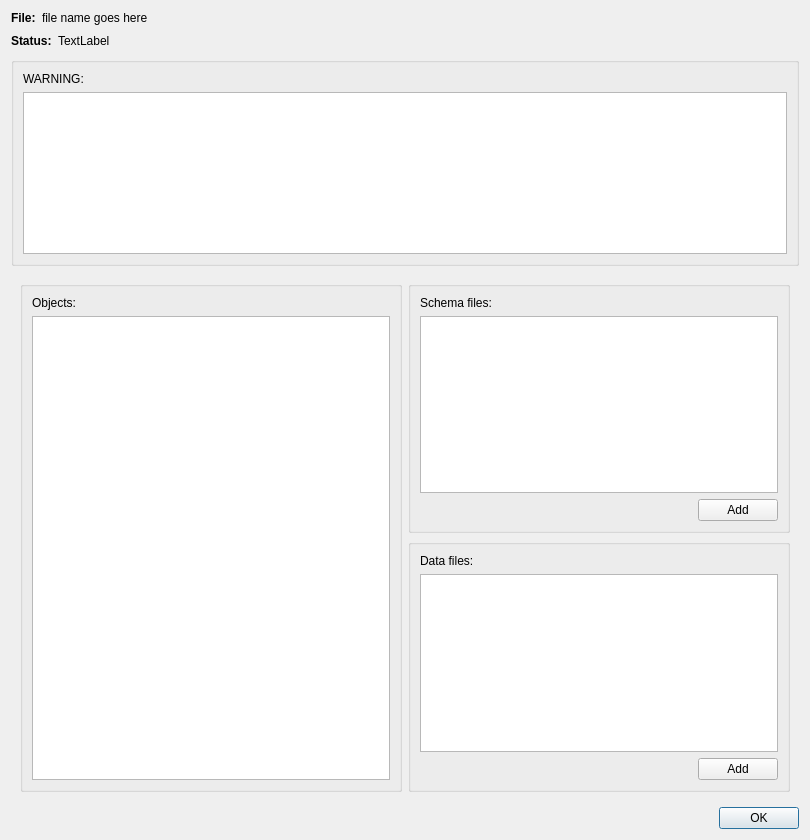
Qt form ui/FileInfo.ui (DUNE-DAQ/dbe) before a commit.
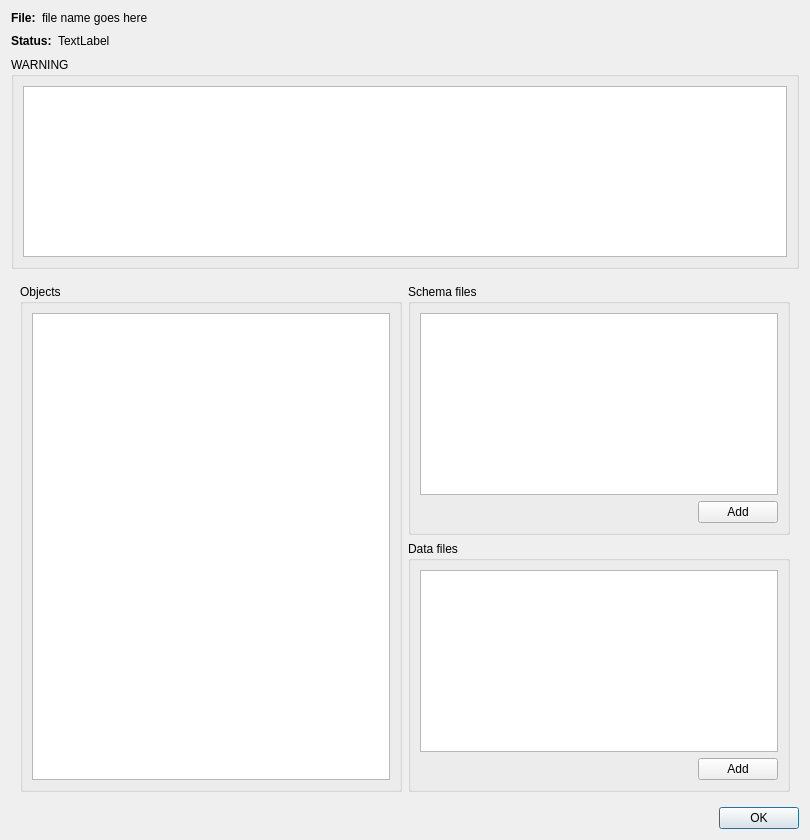
The same form after that commit.

Commit message: Use title fields of group boxes instead of adding labels

```diff
--- a/ui/FileInfo.ui
+++ b/ui/FileInfo.ui
@@ -104,14 +104,10 @@
        <height>80</height>
       </size>
      </property>
+     <property name="title">
+      <string>WARNING</string>
+     </property>
      <layout class="QVBoxLayout" name="verticalLayout_3">
-      <item>
-       <widget class="QLabel" name="warningLabel">
-        <property name="text">
-         <string>WARNING:</string>
-        </property>
-       </widget>
-      </item>
       <item>
        <widget class="QTextEdit" name="message"/>
       </item>
@@ -141,14 +137,10 @@
           <height>200</height>
          </size>
         </property>
+        <property name="title">
+         <string>Objects</string>
+        </property>
         <layout class="QVBoxLayout" name="verticalLayout_8">
-         <item>
-          <widget class="QLabel" name="label_16">
-           <property name="text">
-            <string>Objects:</string>
-           </property>
-          </widget>
-         </item>
          <item>
           <widget class="QListWidget" name="object_list">
            <property name="sizePolicy">
@@ -184,14 +176,10 @@
             <height>80</height>
            </size>
           </property>
+          <property name="title">
+           <string>Schema files</string>
+          </property>
           <layout class="QVBoxLayout" name="verticalLayout_3">
-           <item>
-            <widget class="QLabel" name="label_19">
-             <property name="text">
-              <string>Schema files:</string>
-             </property>
-            </widget>
-           </item>
            <item>
             <widget class="QListWidget" name="schema_list"/>
            </item>
@@ -236,14 +224,10 @@
             <height>120</height>
            </size>
           </property>
+          <property name="title">
+           <string>Data files</string>
+          </property>
           <layout class="QVBoxLayout" name="verticalLayout_2">
-           <item>
-            <widget class="QLabel" name="label_21">
-             <property name="text">
-              <string>Data files:</string>
-             </property>
-            </widget>
-           </item>
            <item>
             <widget class="QListWidget" name="data_list">
              <property name="sizePolicy">
```
